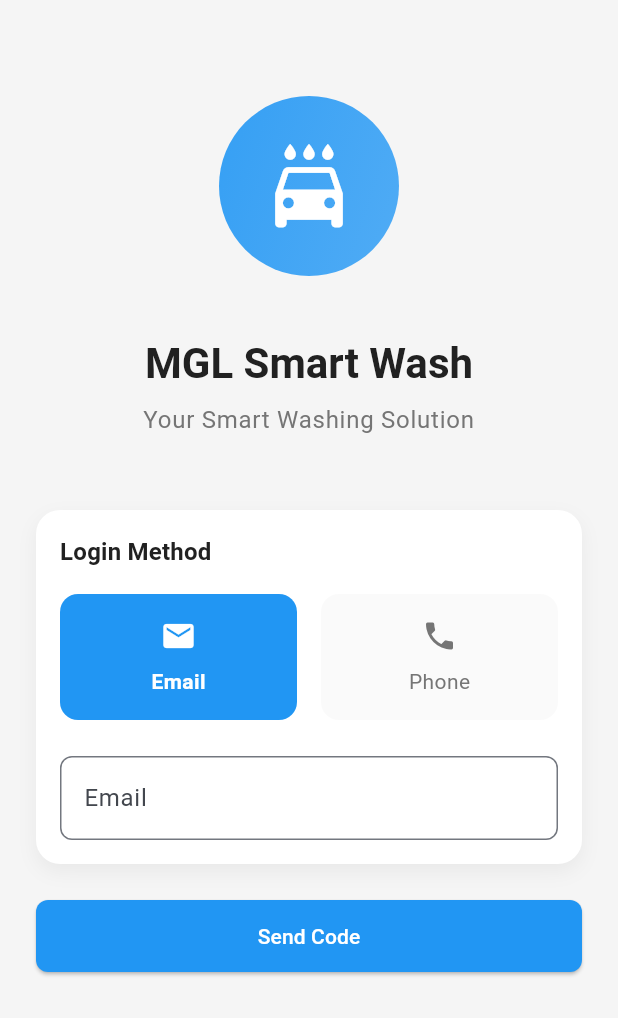
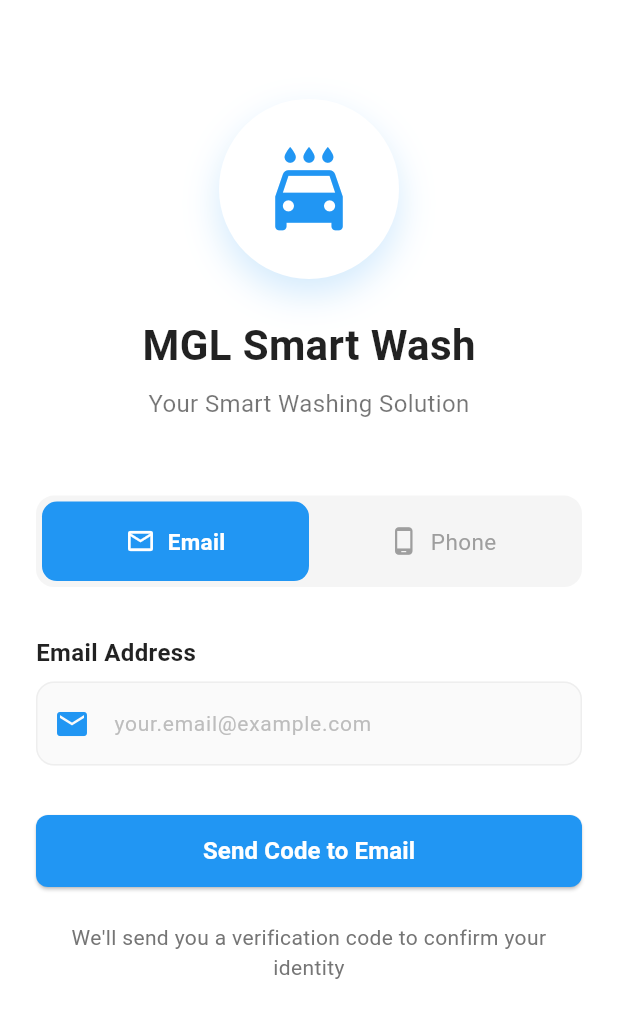
Before and after one commit to oganaa2472/wash_service, a Flutter app: the screen it shows after launch, on a phone screen of 412 x 824 dp. Shown: the top 1018 px of the screen. Run offline on Flutter 3.47's test engine with Material 3 defaults, Android fonts, the light colour scheme and no system bars; our stand-ins replace dartz, equatable, flutter_bloc, get_it, graphql_flutter, shared_preferences.

Commit message:
add view

```diff
--- a/lib/presentation/pages/auth/login_page.dart
+++ b/lib/presentation/pages/auth/login_page.dart
@@ -1,7 +1,6 @@
 import 'package:flutter/material.dart';
 import 'package:flutter/services.dart';
 import 'package:flutter_bloc/flutter_bloc.dart';
-import 'package:lottie/lottie.dart';
 import '../../../core/constants/app_constants.dart';
 import '../../../core/theme/app_colors.dart';
 import '../../bloc/auth/auth_bloc.dart';
@@ -43,7 +42,7 @@ class _LoginPageState extends State<LoginPage> with SingleTickerProviderStateMix
     ));
 
     _slideAnimation = Tween<Offset>(
-      begin: const Offset(0, 0.5),
+      begin: const Offset(0, 0.3),
       end: Offset.zero,
     ).animate(CurvedAnimation(
       parent: _animationController,
@@ -62,16 +61,16 @@ class _LoginPageState extends State<LoginPage> with SingleTickerProviderStateMix
 
   String? _validateEmailPhone(String? value) {
     if (value == null || value.isEmpty) {
-      return 'Please enter email or phone number';
+      return _isPhone ? 'Please enter phone number' : 'Please enter email';
     }
 
     if (_isPhone) {
       if (!RegExp(r'^\d{8}$').hasMatch(value)) {
-        return 'Please enter a valid phone number';
+        return 'Please enter a valid 8-digit phone number';
       }
     } else {
       if (!RegExp(r'^[\w-\.]+@([\w-]+\.)+[\w-]{2,4}$').hasMatch(value)) {
-        return 'Please enter a valid email';
+        return 'Please enter a valid email address';
       }
     }
     return null;
@@ -91,8 +90,10 @@ class _LoginPageState extends State<LoginPage> with SingleTickerProviderStateMix
 
   @override
   Widget build(BuildContext context) {
+    final size = MediaQuery.of(context).size;
+
     return Scaffold(
-      backgroundColor: AppColors.background,
+      backgroundColor: Colors.white,
       body: BlocListener<AuthBloc, AuthState>(
         listener: (context, state) {
           if (state is OtpSentState) {
@@ -109,111 +110,102 @@ class _LoginPageState extends State<LoginPage> with SingleTickerProviderStateMix
             ScaffoldMessenger.of(context).showSnackBar(
               SnackBar(
                 content: Text(state.message),
-                backgroundColor: AppColors.error,
+                backgroundColor: Colors.red,
                 behavior: SnackBarBehavior.floating,
+                shape: RoundedRectangleBorder(
+                  borderRadius: BorderRadius.circular(10),
+                ),
+                margin: EdgeInsets.only(
+                  bottom: MediaQuery.of(context).size.height - 100,
+                  left: 20,
+                  right: 20,
+                ),
               ),
             );
           }
         },
         child: SafeArea(
           child: SingleChildScrollView(
-            padding: const EdgeInsets.all(24.0),
+            child: Padding(
+              padding: const EdgeInsets.symmetric(horizontal: 24.0),
               child: Form(
                 key: _formKey,
                 child: Column(
                   crossAxisAlignment: CrossAxisAlignment.stretch,
                   children: [
-                  const SizedBox(height: 40),
-                  // Logo Animation
+                    SizedBox(height: size.height * 0.08),
+                    // Logo and Title Section
                     FadeTransition(
                       opacity: _fadeAnimation,
                       child: SlideTransition(
                         position: _slideAnimation,
-                      child: Container(
+                        child: Column(
+                          children: [
+                            Container(
+                              width: 120,
                               height: 120,
-                        width: 120,
                               decoration: BoxDecoration(
                                 shape: BoxShape.circle,
-                          gradient: LinearGradient(
-                            colors: AppColors.primaryGradient,
-                            begin: Alignment.topLeft,
-                            end: Alignment.bottomRight,
+                                color: Colors.white,
+                                boxShadow: [
+                                  BoxShadow(
+                                    color: Colors.blue.withOpacity(0.2),
+                                    blurRadius: 20,
+                                    offset: const Offset(0, 10),
                                   ),
+                                ],
                               ),
                               child: const Icon(
                                 Icons.local_car_wash,
                                 size: 60,
-                          color: Colors.white,
+                                color: Colors.blue,
+                              ),
+                            ),
+                            const SizedBox(height: 24),
+                            Text(
+                              AppConstants.appName,
+                              style: const TextStyle(
+                                fontSize: 28,
+                                fontWeight: FontWeight.bold,
+                                color: Colors.black87,
+                              ),
+                            ),
+                            const SizedBox(height: 8),
+                            Text(
+                              AppConstants.appTagline,
+                              style: const TextStyle(
+                                fontSize: 16,
+                                color: Colors.black54,
+                              ),
+                              textAlign: TextAlign.center,
+                            ),
+                          ],
                         ),
                       ),
                     ),
-                  ),
-                  const SizedBox(height: 40),
-                  // Title
-                  FadeTransition(
-                    opacity: _fadeAnimation,
-                    child: Text(
-                      AppConstants.appName,
-                      style: Theme.of(context).textTheme.headlineMedium?.copyWith(
-                        color: AppColors.textPrimary,
-                        fontWeight: FontWeight.bold,
-                      ),
-                      textAlign: TextAlign.center,
-                    ),
-                  ),
-                  const SizedBox(height: 8),
-                  FadeTransition(
-                    opacity: _fadeAnimation,
-                    child: Text(
-                      AppConstants.appTagline,
-                      style: Theme.of(context).textTheme.bodyLarge?.copyWith(
-                        color: AppColors.textSecondary,
-                      ),
-                      textAlign: TextAlign.center,
-                    ),
-                  ),
-                  const SizedBox(height: 48),
-                  // Email/Phone Toggle
+                    SizedBox(height: size.height * 0.06),
+                    // Login Method Selection
                     FadeTransition(
                       opacity: _fadeAnimation,
                       child: Container(
+                        padding: const EdgeInsets.all(4),
                         decoration: BoxDecoration(
-                        color: AppColors.surface,
-                        borderRadius: BorderRadius.circular(16),
-                        boxShadow: [
-                          BoxShadow(
-                            color: Colors.black.withOpacity(0.05),
-                            blurRadius: 10,
-                            offset: const Offset(0, 5),
+                          color: Colors.grey.shade100,
+                          borderRadius: BorderRadius.circular(12),
                         ),
-                        ],
-                      ),
-                      padding: const EdgeInsets.all(16),
-                      child: Column(
-                        crossAxisAlignment: CrossAxisAlignment.start,
-                        children: [
-                          Text(
-                            'Login Method',
-                            style: Theme.of(context).textTheme.titleMedium?.copyWith(
-                              color: AppColors.textPrimary,
-                              fontWeight: FontWeight.bold,
-                            ),
-                          ),
-                          const SizedBox(height: 16),
-                          Row(
+                        child: Row(
                           children: [
                             Expanded(
                               child: _LoginMethodButton(
-                                  icon: Icons.email,
+                                icon: Icons.email_outlined,
                                 label: 'Email',
                                 isSelected: !_isPhone,
                                 onTap: () => setState(() => _isPhone = false),
                               ),
                             ),
-                              const SizedBox(width: 16),
                             Expanded(
                               child: _LoginMethodButton(
-                                  icon: Icons.phone,
+                                icon: Icons.phone_android,
                                 label: 'Phone',
                                 isSelected: _isPhone,
                                 onTap: () => setState(() => _isPhone = true),
@@ -221,11 +213,29 @@ class _LoginPageState extends State<LoginPage> with SingleTickerProviderStateMix
                             ),
                           ],
                         ),
-                          const SizedBox(height: 24),
+                      ),
+                    ),
+                    const SizedBox(height: 32),
+                    // Input Field
+                    FadeTransition(
+                      opacity: _fadeAnimation,
+                      child: SlideTransition(
+                        position: _slideAnimation,
+                        child: Column(
+                          crossAxisAlignment: CrossAxisAlignment.start,
+                          children: [
+                            Text(
+                              _isPhone ? 'Phone Number' : 'Email Address',
+                              style: const TextStyle(
+                                fontSize: 16,
+                                fontWeight: FontWeight.w600,
+                                color: Colors.black87,
+                              ),
+                            ),
+                            const SizedBox(height: 8),
                             CustomTextField(
                               controller: _emailPhoneController,
-                            labelText: _isPhone ? 'Phone Number' : 'Email',
-                            hintText: _isPhone ? '8 digits' : 'example@email.com',
+                              hintText: _isPhone ? '8-digit phone number' : 'your.email@example.com',
                               keyboardType: _isPhone
                                 ? TextInputType.phone
                                 : TextInputType.emailAddress,
@@ -233,19 +243,21 @@ class _LoginPageState extends State<LoginPage> with SingleTickerProviderStateMix
                               inputFormatters: _isPhone
                                 ? [FilteringTextInputFormatter.digitsOnly]
                                 : null,
-                            // prefixIcon: Icon(
-                            //   _isPhone ? Icons.phone : Icons.email,
-                            //   color: AppColors.primary,
-                            // ),
+                              prefixIcon: Icon(
+                                _isPhone ? Icons.phone : Icons.email,
+                                color: Colors.blue,
+                              ),
                             ),
                           ],
                         ),
                       ),
                     ),
-                  const SizedBox(height: 24),
+                    SizedBox(height: size.height * 0.04),
                     // Submit Button
                     FadeTransition(
                       opacity: _fadeAnimation,
+                      child: SlideTransition(
+                        position: _slideAnimation,
                         child: BlocBuilder<AuthBloc, AuthState>(
                           builder: (context, state) {
                             return CustomButton(
@@ -259,12 +271,33 @@ class _LoginPageState extends State<LoginPage> with SingleTickerProviderStateMix
                                       strokeWidth: 2,
                                     ),
                                   )
-                            : const Text('Send Code'),
+                                : Text(
+                                    'Send Code to ${_isPhone ? 'Phone' : 'Email'}',
+                                    style: const TextStyle(
+                                      fontSize: 16,
+                                      fontWeight: FontWeight.w600,
+                                    ),
+                                  ),
                             );
                           },
                         ),
                       ),
+                    ),
+                    const SizedBox(height: 24),
+                    // Help Text
+                    FadeTransition(
+                      opacity: _fadeAnimation,
+                      child: Text(
+                        'We\'ll send you a verification code to confirm your identity',
+                        style: TextStyle(
+                          color: Colors.grey.shade600,
+                          fontSize: 14,
+                        ),
+                        textAlign: TextAlign.center,
+                      ),
+                    ),
                   ],
+                ),
               ),
             ),
           ),
@@ -289,32 +322,35 @@ class _LoginMethodButton extends StatelessWidget {
 
   @override
   Widget build(BuildContext context) {
-    return Material(
-      color: isSelected ? AppColors.primary : AppColors.surfaceLight,
-      borderRadius: BorderRadius.circular(12),
-      child: InkWell(
+    return GestureDetector(
       onTap: onTap,
-        borderRadius: BorderRadius.circular(12),
-        child: Container(
+      child: AnimatedContainer(
+        duration: const Duration(milliseconds: 200),
         padding: const EdgeInsets.symmetric(vertical: 16),
-          child: Column(
+        decoration: BoxDecoration(
+          color: isSelected ? Colors.blue : Colors.transparent,
+          borderRadius: BorderRadius.circular(10),
+        ),
+        child: Row(
+          mainAxisAlignment: MainAxisAlignment.center,
           children: [
             Icon(
               icon,
-                color: isSelected ? Colors.white : AppColors.textSecondary,
+              color: isSelected ? Colors.white : Colors.grey,
+              size: 20,
             ),
-              const SizedBox(height: 8),
+            const SizedBox(width: 8),
             Text(
               label,
               style: TextStyle(
-                  color: isSelected ? Colors.white : AppColors.textSecondary,
-                  fontWeight: isSelected ? FontWeight.bold : FontWeight.normal,
+                color: isSelected ? Colors.white : Colors.grey,
+                fontWeight: isSelected ? FontWeight.w600 : FontWeight.normal,
+                fontSize: 15,
               ),
             ),
           ],
         ),
       ),
-      ),
     );
   }
 }
--- a/lib/presentation/widgets/custom_text_field.dart
+++ b/lib/presentation/widgets/custom_text_field.dart
@@ -11,6 +11,7 @@ class CustomTextField extends StatelessWidget {
   final String? Function(String?)? validator;
   final List<TextInputFormatter>? inputFormatters;
   final Widget? suffixIcon;
+  final Widget? prefixIcon;
   final bool readOnly;
   final VoidCallback? onTap;
   final void Function(String)? onChanged;
@@ -28,6 +29,7 @@ class CustomTextField extends StatelessWidget {
     this.validator,
     this.inputFormatters,
     this.suffixIcon,
+    this.prefixIcon,
     this.readOnly = false,
     this.onTap,
     this.onChanged,
@@ -49,39 +51,61 @@ class CustomTextField extends StatelessWidget {
       onChanged: onChanged,
       textAlign: textAlign,
       maxLength: maxLength,
+      style: const TextStyle(
+        fontSize: 16,
+        color: Colors.black87,
+      ),
       decoration: InputDecoration(
         labelText: labelText,
         hintText: hintText,
+        hintStyle: TextStyle(
+          color: Colors.grey.shade400,
+          fontSize: 14,
+        ),
         suffixIcon: suffixIcon,
+        prefixIcon: prefixIcon,
         counterText: '',
+        filled: true,
+        fillColor: Colors.grey.shade50,
+        contentPadding: const EdgeInsets.symmetric(
+          horizontal: 16,
+          vertical: 16,
+        ),
         border: OutlineInputBorder(
-          borderRadius: BorderRadius.circular(8),
+          borderRadius: BorderRadius.circular(12),
+          borderSide: BorderSide.none,
         ),
         enabledBorder: OutlineInputBorder(
-          borderRadius: BorderRadius.circular(8),
+          borderRadius: BorderRadius.circular(12),
           borderSide: BorderSide(
-            color: Theme.of(context).colorScheme.outline,
+            color: Colors.grey.shade200,
+            width: 1,
           ),
         ),
         focusedBorder: OutlineInputBorder(
-          borderRadius: BorderRadius.circular(8),
+          borderRadius: BorderRadius.circular(12),
           borderSide: BorderSide(
-            color: Theme.of(context).colorScheme.primary,
-            width: 2,
+            color: Colors.blue.shade400,
+            width: 1.5,
           ),
         ),
         errorBorder: OutlineInputBorder(
-          borderRadius: BorderRadius.circular(8),
+          borderRadius: BorderRadius.circular(12),
           borderSide: BorderSide(
-            color: Theme.of(context).colorScheme.error,
+            color: Colors.red.shade300,
+            width: 1,
           ),
         ),
         focusedErrorBorder: OutlineInputBorder(
-          borderRadius: BorderRadius.circular(8),
+          borderRadius: BorderRadius.circular(12),
           borderSide: BorderSide(
-            color: Theme.of(context).colorScheme.error,
-            width: 2,
+            color: Colors.red.shade400,
+            width: 1.5,
           ),
+        ),
+        errorStyle: TextStyle(
+          color: Colors.red.shade400,
+          fontSize: 12,
         ),
       ),
     );
```
Lines whose indentation alone changed are shown as unchanged.
